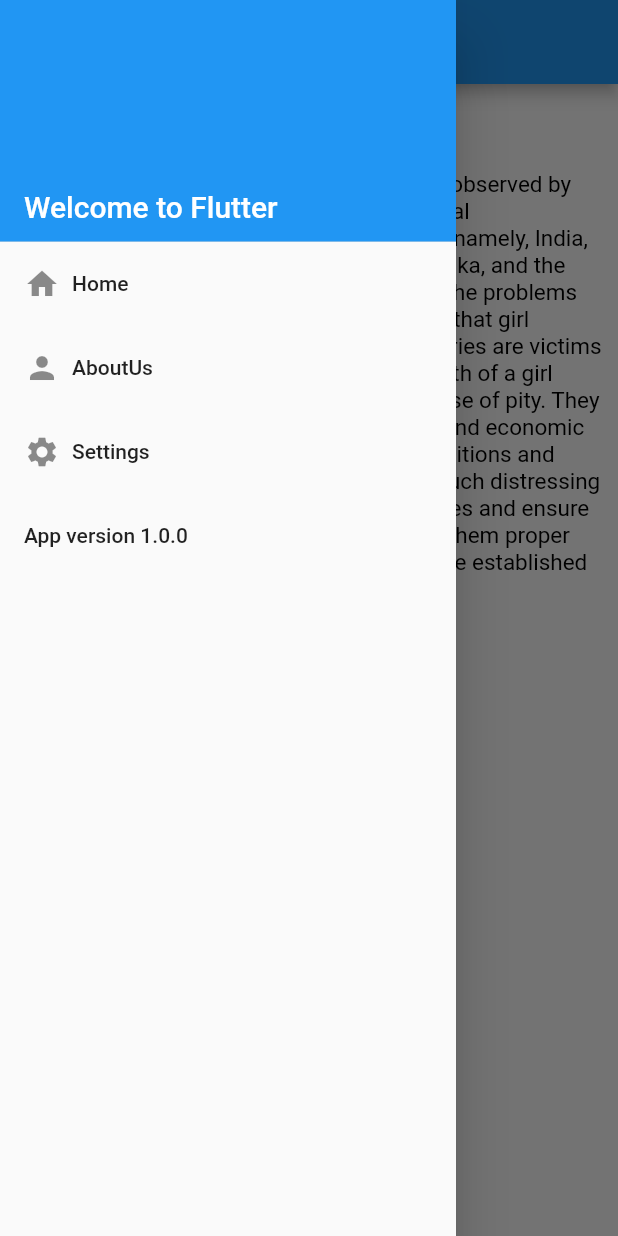
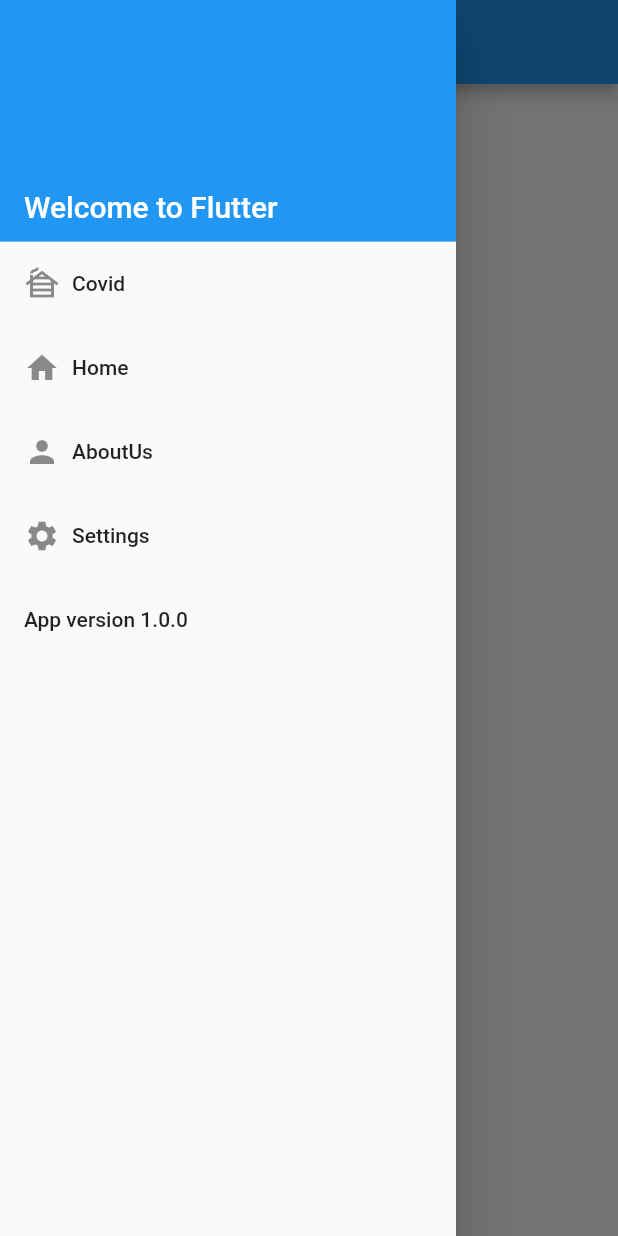
Before and after one commit to abubasith456/bloc_fluttter, a Flutter app: the screen it shows after launch, with the side drawer open, on a phone screen of 412 x 824 dp. Run offline on Flutter 3.47's test engine with Material 2 defaults, Android fonts, the phone set to English and light mode, and no system bars; our stand-ins replace bloc, dio, equatable, flutter_bloc; network calls fail.

```diff
--- /dev/null
+++ b/lib/bloc/covid_boc/bloc/covid_bloc.dart
@@ -0,0 +1,27 @@
+import 'package:bloc/bloc.dart';
+import 'package:bloc_flutter/model/summary_model.dart';
+import 'package:equatable/equatable.dart';
+
+import '../../../repository/api_repo.dart';
+
+part 'covid_event.dart';
+part 'covid_state.dart';
+
+class CovidBloc extends Bloc<CovidEvent, CovidState> {
+  CovidBloc() : super(CovidInitial()) {
+    final ApiRepository _apiRepository = ApiRepository();
+
+    on<CovidEvent>((event, emit) async {
+      try {
+        emit(CovidLoadingState());
+        final mList = await _apiRepository.fetchCovidList();
+        emit(CovidLoadedState(mList));
+        if (mList.error != null) {
+          emit(CovidError(mList.error!));
+        }
+      } on NetworkError {
+        emit(const CovidError("Failed to fetch data. is your device online?"));
+      }
+    });
+  }
+}
--- /dev/null
+++ b/lib/bloc/covid_boc/bloc/covid_event.dart
@@ -0,0 +1,10 @@
+part of 'covid_bloc.dart';
+
+abstract class CovidEvent extends Equatable {
+  const CovidEvent();
+
+  @override
+  List<Object> get props => [];
+}
+
+class GetCovidList extends CovidEvent {}
--- /dev/null
+++ b/lib/bloc/covid_boc/bloc/covid_state.dart
@@ -0,0 +1,22 @@
+part of 'covid_bloc.dart';
+
+abstract class CovidState extends Equatable {
+  const CovidState();
+
+  @override
+  List<Object> get props => [];
+}
+
+class CovidInitial extends CovidState {}
+
+class CovidLoadingState extends CovidState {}
+
+class CovidLoadedState extends CovidState {
+  final CovidModel covidModel;
+  const CovidLoadedState(this.covidModel);
+}
+
+class CovidError extends CovidState {
+  final String errorMessage;
+  const CovidError(this.errorMessage);
+}
--- a/lib/const/const.dart
+++ /dev/null
@@ -1,4 +0,0 @@
-class Strings {
-  static const String paragraph =
-      "Since March 8, 1990, Woman’s Day is being observed by SAARC (South Asian Association for Regional Cooperation) consisting of seven countries, namely, India, Pakistan, Nepal, Bhutan, Bangladesh, Sri Lanka, and the Maldives. The day was marked to focus on the problems of girl children in these countries. It is a pity that girl children especially in underdeveloped countries are victims of extreme negligence and dishonor. The birth of a girl child is looked upon by the parents as a cause of pity. They are deprived of proper nutrition, education, and economic facilities, and social status or honor. Superstitions and social and religious prejudices give rise to such distressing conditions. We must root out these prejudices and ensure a bright future for the girl children by giving them proper education. Moreover, woman’s rights must be established in social and economic fields.";
-}
--- a/lib/cubit_state/setting_state.dart
+++ b/lib/cubit_state/setting_state.dart
@@ -1,5 +1,3 @@
-import 'package:flutter/material.dart';
-
 class SettingState {
   late double fontSize;
   late bool isBold;
--- a/lib/main.dart
+++ b/lib/main.dart
@@ -2,6 +2,7 @@ import 'package:bloc_flutter/bloc/counter_block.dart';
 import 'package:bloc_flutter/cubit_state/setting_cubit.dart';
 import 'package:bloc_flutter/cubit_state/setting_state.dart';
 import 'package:bloc_flutter/fragments/about_us.dart';
+import 'package:bloc_flutter/pages/covid_page.dart';
 import 'package:bloc_flutter/routes/pageRoutes.dart';
 import 'package:bloc_flutter/widget/cubit_counter_wiget.dart';
 import 'package:flutter/material.dart';
@@ -32,11 +33,12 @@ class MyApp extends StatelessWidget {
               primarySwatch: Colors.blue,
             ),
             routes: {
+              PageRoutes.covidPage: (context) => CovidPage(),
               PageRoutes.home: (context) => HomePage(),
               PageRoutes.aboutUs: (context) => AboutUs(),
               PageRoutes.settings: (context) => SettingPage()
             },
-            home: HomePage()));
+            home: const CovidPage()));
   }
 }
 
--- /dev/null
+++ b/lib/model/summary_model.dart
@@ -0,0 +1,125 @@
+class CovidModel {
+  Global? global;
+  List<Countries>? countries;
+  String? date;
+  String? error;
+
+  CovidModel({this.global, this.countries, this.date});
+
+  CovidModel.withError(String errorMessage) {
+    error = errorMessage;
+  }
+
+  CovidModel.fromJson(Map<String, dynamic> json) {
+    global = json['Global'] != null ? Global.fromJson(json['Global']) : null;
+    if (json['Countries'] != null) {
+      countries = [];
+      json['Countries'].forEach((v) {
+        countries!.add(Countries.fromJson(v));
+      });
+    }
+    date = json['Date'];
+  }
+
+  Map<String, dynamic> toJson() {
+    final Map<String, dynamic> data = Map<String, dynamic>();
+    if (this.global != null) {
+      data['Global'] = this.global!.toJson();
+    }
+    if (this.countries != null) {
+      data['Countries'] = this.countries!.map((v) => v.toJson()).toList();
+    }
+    data['Date'] = this.date;
+    return data;
+  }
+}
+
+class Global {
+  int? newConfirmed;
+  int? totalConfirmed;
+  int? newDeaths;
+  int? totalDeaths;
+  int? newRecovered;
+  int? totalRecovered;
+
+  Global(
+      {this.newConfirmed,
+      this.totalConfirmed,
+      this.newDeaths,
+      this.totalDeaths,
+      this.newRecovered,
+      this.totalRecovered});
+
+  Global.fromJson(Map<String, dynamic> json) {
+    newConfirmed = json['NewConfirmed'];
+    totalConfirmed = json['TotalConfirmed'];
+    newDeaths = json['NewDeaths'];
+    totalDeaths = json['TotalDeaths'];
+    newRecovered = json['NewRecovered'];
+    totalRecovered = json['TotalRecovered'];
+  }
+
+  Map<String, dynamic> toJson() {
+    final Map<String, dynamic> data = Map<String, dynamic>();
+    data['NewConfirmed'] = this.newConfirmed;
+    data['TotalConfirmed'] = this.totalConfirmed;
+    data['NewDeaths'] = this.newDeaths;
+    data['TotalDeaths'] = this.totalDeaths;
+    data['NewRecovered'] = this.newRecovered;
+    data['TotalRecovered'] = this.totalRecovered;
+    return data;
+  }
+}
+
+class Countries {
+  String? country;
+  String? countryCode;
+  String? slug;
+  int? newConfirmed;
+  int? totalConfirmed;
+  int? newDeaths;
+  int? totalDeaths;
+  int? newRecovered;
+  int? totalRecovered;
+  String? date;
+
+  Countries(
+      {this.country,
+      this.countryCode,
+      this.slug,
+      this.newConfirmed,
+      this.totalConfirmed,
+      this.newDeaths,
+      this.totalDeaths,
+      this.newRecovered,
+      this.totalRecovered,
+      this.date});
+
+  Countries.fromJson(Map<String, dynamic> json) {
+    country = json['Country'];
+    countryCode = json['CountryCode'];
+    slug = json['Slug'];
+    newConfirmed = json['NewConfirmed'];
+    totalConfirmed = json['TotalConfirmed'];
+    newDeaths = json['NewDeaths'];
+    totalDeaths = json['TotalDeaths'];
+    newRecovered = json['NewRecovered'];
+    totalRecovered = json['TotalRecovered'];
+    date = json['Date'];
+  }
+
+  Map<String, dynamic> toJson() {
+    final Map<String, dynamic> data = Map<String, dynamic>();
+    data['Country'] = this.country;
+    data['CountryCode'] = this.countryCode;
+    data['Slug'] = this.slug;
+    data['NewConfirmed'] = this.newConfirmed;
+    data['TotalConfirmed'] = this.totalConfirmed;
+    data['NewDeaths'] = this.newDeaths;
+    data['TotalDeaths'] = this.totalDeaths;
+    data['NewRecovered'] = this.newRecovered;
+    data['TotalRecovered'] = this.totalRecovered;
+    data['Date'] = this.date;
+    return data;
+  }
+}
--- a/lib/navidation_drawer.dart
+++ b/lib/navidation_drawer.dart
@@ -11,6 +11,12 @@ class NavigationDrawer extends StatelessWidget {
         padding: EdgeInsets.zero,
         children: <Widget>[
           createDrawerHeader(),
+          createDrawerBodyItem(
+            icon: Icons.cabin,
+            text: 'Covid',
+            onTap: () =>
+                Navigator.pushReplacementNamed(context, PageRoutes.covidPage),
+          ),
           createDrawerBodyItem(
             icon: Icons.home,
             text: 'Home',
--- /dev/null
+++ b/lib/pages/covid_page.dart
@@ -0,0 +1,164 @@
+import 'package:bloc_flutter/cubit_state/setting_cubit.dart';
+import 'package:bloc_flutter/cubit_state/setting_state.dart';
+import 'package:bloc_flutter/fragments/settings.dart';
+import 'package:flutter/material.dart';
+import 'package:flutter_bloc/flutter_bloc.dart';
+
+import '../bloc/covid_boc/bloc/covid_bloc.dart';
+import '../model/summary_model.dart';
+import '../navidation_drawer.dart';
+
+class CovidPage extends StatefulWidget {
+  const CovidPage({Key? key}) : super(key: key);
+
+  static const String routeName = '/covidPage';
+
+  @override
+  State<CovidPage> createState() => _CovidPageState();
+}
+
+class _CovidPageState extends State<CovidPage> {
+  final CovidBloc _newsBloc = CovidBloc();
+  @override
+  void initState() {
+    _newsBloc.add(GetCovidList());
+    super.initState();
+  }
+
+  @override
+  Widget build(BuildContext context) {
+    return Scaffold(
+      drawer: NavigationDrawer(),
+      appBar: AppBar(title: const Text('COVID-19 List')),
+      body: _buildListCovid(),
+    );
+  }
+
+  Color colors(String name) {
+    if (name == 'Red') {
+      return Colors.red;
+    } else if (name == 'Blue') {
+      return Colors.blue;
+    } else if (name == 'Green') {
+      return Colors.green;
+    } else if (name == 'Yellow') {
+      return Colors.yellow;
+    } else if (name == 'Orange') {
+      return Colors.orange;
+    }
+    return Colors.black;
+  }
+
+  Widget _buildListCovid() {
+    return Container(
+      margin: EdgeInsets.all(8.0),
+      child: BlocProvider(
+        create: (_) => _newsBloc,
+        child: BlocListener<CovidBloc, CovidState>(
+          listener: (context, state) {
+            if (state is CovidError) {
+              ScaffoldMessenger.of(context).showSnackBar(
+                SnackBar(
+                  content: Text(state.errorMessage),
+                ),
+              );
+            }
+          },
+          child: BlocBuilder<CovidBloc, CovidState>(
+            builder: (context, state) {
+              if (state is CovidInitial) {
+                return _buildLoading();
+              } else if (state is CovidLoadingState) {
+                return _buildLoading();
+              } else if (state is CovidLoadedState) {
+                return _buildCard(context, state.covidModel);
+              } else if (state is CovidError) {
+                return Container();
+              } else {
+                return Container();
+              }
+            },
+          ),
+        ),
+      ),
+    );
+  }
+
+  Widget _buildCard(BuildContext context, CovidModel model) {
+    return ListView.builder(
+      itemCount: model.countries!.length,
+      itemBuilder: (context, index) {
+        return Container(
+          margin: EdgeInsets.all(8.0),
+          child: Card(
+            child: Container(
+              margin: EdgeInsets.all(8.0),
+              child: BlocBuilder<SettingCubit, SettingState>(
+                builder: (context, state) {
+                  return Column(
+                    children: <Widget>[
+                      Text(
+                        "Country: ${model.countries![index].country}",
+                        style: TextStyle(
+                          fontSize: state.fontSize.toDouble(),
+                          fontWeight: state.isBold
+                              ? FontWeight.bold
+                              : FontWeight.normal,
+                          fontStyle: state.isItalic
+                              ? FontStyle.italic
+                              : FontStyle.normal,
+                          color: colors(state.color),
+                        ),
+                      ),
+                      Text(
+                        "Total Confirmed: ${model.countries![index].totalConfirmed}",
+                        style: TextStyle(
+                          fontSize: state.fontSize.toDouble(),
+                          fontWeight: state.isBold
+                              ? FontWeight.bold
+                              : FontWeight.normal,
+                          fontStyle: state.isItalic
+                              ? FontStyle.italic
+                              : FontStyle.normal,
+                          color: colors(state.color),
+                        ),
+                      ),
+                      Text(
+                        "Total Deaths: ${model.countries![index].totalDeaths}",
+                        style: TextStyle(
+                          fontSize: state.fontSize.toDouble(),
+                          fontWeight: state.isBold
+                              ? FontWeight.bold
+                              : FontWeight.normal,
+                          fontStyle: state.isItalic
+                              ? FontStyle.italic
+                              : FontStyle.normal,
+                          color: colors(state.color),
+                        ),
+                      ),
+                      Text(
+                        "Total Recovered: ${model.countries![index].totalRecovered}",
+                        style: TextStyle(
+                          fontSize: state.fontSize.toDouble(),
+                          fontWeight: state.isBold
+                              ? FontWeight.bold
+                              : FontWeight.normal,
+                          fontStyle: state.isItalic
+                              ? FontStyle.italic
+                              : FontStyle.normal,
+                          color: colors(state.color),
+                        ),
+                      ),
+                    ],
+                  );
+                },
+              ),
+            ),
+          ),
+        );
+      },
+    );
+  }
+
+  Widget _buildLoading() => Center(child: CircularProgressIndicator());
+}
--- /dev/null
+++ b/lib/repository/api_repo.dart
@@ -0,0 +1,12 @@
+import '../model/summary_model.dart';
+import '../util/api.dart';
+
+class ApiRepository {
+  final _provider = ApiProvider();
+
+  Future<CovidModel> fetchCovidList() {
+    return _provider.fetchCovidList();
+  }
+}
+
+class NetworkError extends Error {}
--- a/lib/routes/pageRoutes.dart
+++ b/lib/routes/pageRoutes.dart
@@ -1,8 +1,11 @@
+import 'package:bloc_flutter/pages/covid_page.dart';
+
 import '../fragments/settings.dart';
 import '../fragments/about_us.dart';
 import '../fragments/home.dart';
 
 class PageRoutes {
+  static const String covidPage = CovidPage.routeName;
   static const String home = HomePage.routeName;
   static const String aboutUs = AboutUs.routeName;
   static const String settings = SettingPage.routeName;
--- a/pubspec.yaml
+++ b/pubspec.yaml
@@ -38,6 +38,8 @@ dependencies:
   # cubit: ^0.1.2
   flutter_bloc: ^8.0.1
   # flutter_cubit: ^0.1.1
+  equatable: ^2.0.3
+  dio: ^4.0.4
 
 dev_dependencies:
   flutter_test:
```
Also changed, not shown: lib/const/const_string.dart (added, +7 -0 lines), lib/fragments/about_us.dart (+16 -8 lines), lib/fragments/home.dart (+7 -2 lines), lib/util/api.dart (added, +18 -0 lines), pubspec.lock.
